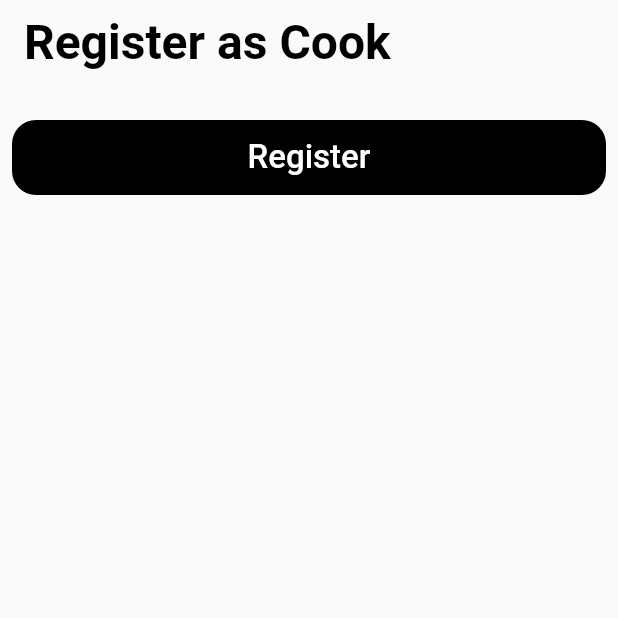
After one commit to Cofu-HackSC/client, a Flutter app: the CookSignUpPage screen opened directly, after a tap on "Register", on a phone screen of 412 x 824 dp, the top half of it. The commit adds this screen. Run offline on Flutter 3.47's test engine with Material 2 defaults, Android fonts, the phone set to English and light mode, and no system bars; our stand-ins replace sliding_up_panel; network calls fail.

Commit message:
started on cook registration page

```diff
--- a/lib/main.dart
+++ b/lib/main.dart
@@ -16,7 +16,7 @@ class MyApp extends StatelessWidget {
       theme: ThemeData(
         primaryColor: AppTheme.primary,
       ),
-      initialRoute: '/login',
+      initialRoute: '/home',
       routes: {
         '/home': (context) => HomePage(),
         '/login': (context) => LoginPage(),
--- /dev/null
+++ b/lib/pages/register_as_cook.dart
@@ -0,0 +1,52 @@
+import 'dart:convert';
+
+import 'package:app/components/custom_text_field.dart';
+import 'package:app/components/header.dart';
+import 'package:app/components/themed_text.dart';
+import 'package:flutter/material.dart';
+import 'package:app/components/button.dart';
+import 'package:app/global/app_theme.dart';
+import 'package:http/http.dart' as http;
+
+class CookSignUpPage extends StatefulWidget {
+  @override
+  _CookSignUpPageState createState() => _CookSignUpPageState();
+}
+
+class _CookSignUpPageState extends State<CookSignUpPage> {
+  @override
+  Widget build(BuildContext context) {
+    return Scaffold(
+        body: CustomScrollView(
+      slivers: [
+        Header('Register as Cook'),
+        SliverList(
+          delegate: SliverChildListDelegate(
+            [
+              Padding(
+                padding: const EdgeInsets.all(8.0),
+                child: Button(
+                  'Register',
+                  onPressed: () async {
+                    var response = await createAlbum();
+                    print(response.body);
+                  },
+                ),
+              ),
+            ],
+          ),
+        )
+      ],
+    ));
+  }
+
+  Future<http.Response> createAlbum() {
+    return http.post(
+      'https://cofu-305406.wl.r.appspot.com/auth/SignUp',
+      headers: <String, String>{
+        'Content-Type': 'application/json; charset=UTF-8',
+      },
+      body: jsonEncode(<String, String>{}),
+    );
+  }
+}
--- a/lib/pages/settings.dart
+++ b/lib/pages/settings.dart
@@ -3,6 +3,8 @@ import 'package:app/components/header.dart';
 import 'package:app/components/themed_text.dart';
 import 'package:app/pages/login/login.dart';
 import 'package:flutter/material.dart';
+
+import 'register_as_cook.dart';
 
 class SettingsPage extends StatelessWidget {
   @override
@@ -23,6 +25,10 @@ class SettingsPage extends StatelessWidget {
                           builder: (c) => LoginPage(),
                         ),
                       )),
+              ListTile(
+                  title: Text('Register as Cook'),
+                  onTap: () => Navigator.push(context,
+                      MaterialPageRoute(builder: (c) => CookSignUpPage()))),
             ],
           ),
         ),
```
